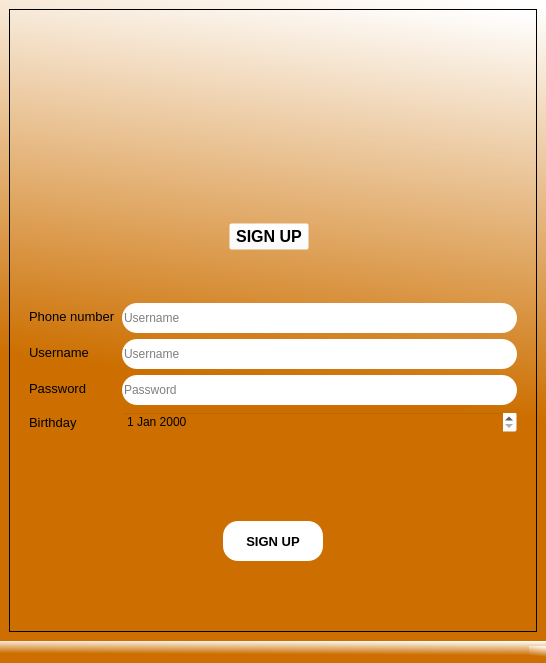
Qt form SignupScreen.ui (haintvietnam/project) before a commit.
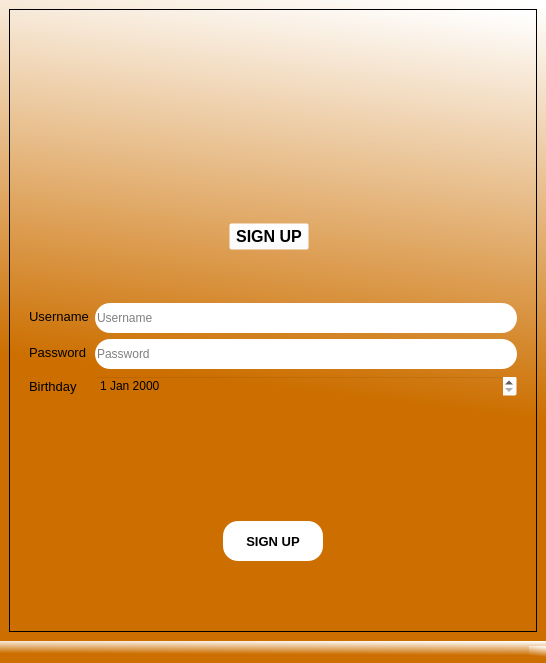
The same form after that commit. Icons and pictures are not drawn.

```diff
--- a/SignupScreen.ui
+++ b/SignupScreen.ui
@@ -153,14 +153,17 @@
          </property>
          <layout class="QFormLayout" name="formLayout">
           <item row="0" column="0">
-           <widget class="QLabel" name="label_3">
+           <widget class="QLabel" name="label_4">
             <property name="font">
              <font>
               <pointsize>10</pointsize>
              </font>
             </property>
+            <property name="styleSheet">
+             <string notr="true">background-color: rgb(255, 255, 255,0);</string>
+            </property>
             <property name="text">
-             <string>Phone number</string>
+             <string>Username</string>
             </property>
            </widget>
           </item>
@@ -189,45 +192,6 @@
            </widget>
           </item>
           <item row="1" column="0">
-           <widget class="QLabel" name="label_4">
-            <property name="font">
-             <font>
-              <pointsize>10</pointsize>
-             </font>
-            </property>
-            <property name="styleSheet">
-             <string notr="true">background-color: rgb(255, 255, 255,0);</string>
-            </property>
-            <property name="text">
-             <string>Username</string>
-            </property>
-           </widget>
-          </item>
-          <item row="1" column="1">
-           <widget class="QLineEdit" name="txtUsername">
-            <property name="minimumSize">
-             <size>
-              <width>100</width>
-              <height>30</height>
-             </size>
-            </property>
-            <property name="maximumSize">
-             <size>
-              <width>16777215</width>
-              <height>16777215</height>
-             </size>
-            </property>
-            <property name="styleSheet">
-             <string notr="true">background-color: rgb(255, 255, 255);
-background-color: rgb(255, 255, 255);
-border-radius: 15px;</string>
-            </property>
-            <property name="placeholderText">
-             <string>Username</string>
-            </property>
-           </widget>
-          </item>
-          <item row="2" column="0">
            <widget class="QLabel" name="label_5">
             <property name="font">
              <font>
@@ -242,8 +206,8 @@
             </property>
            </widget>
           </item>
-          <item row="2" column="1">
-           <widget class="QLineEdit" name="txtPassword">
+          <item row="1" column="1">
+           <widget class="QLineEdit" name="txtPassword_2">
             <property name="minimumSize">
              <size>
               <width>100</width>
@@ -263,7 +227,7 @@
             </property>
            </widget>
           </item>
-          <item row="3" column="0">
+          <item row="2" column="0">
            <widget class="QLabel" name="label_2">
             <property name="font">
              <font>
@@ -277,7 +241,7 @@
             </property>
            </widget>
           </item>
-          <item row="3" column="1">
+          <item row="2" column="1">
            <widget class="QDateEdit" name="dateEdit"/>
           </item>
          </layout>
```
